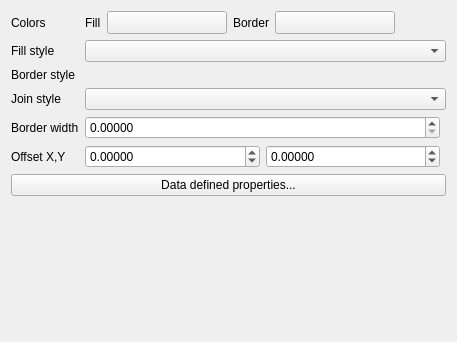
This is src/ui/symbollayer/widget_simplefill.ui in carsmie/QGIS as Qt 5 draws it before an edit. The edited form follows.
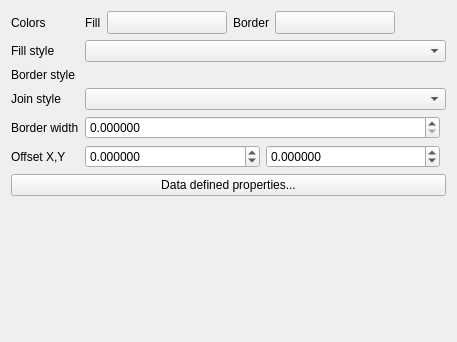
This is the edited form. Custom widgets are drawn as their Qt base class.

```diff
--- a/src/ui/symbollayer/widget_simplefill.ui
+++ b/src/ui/symbollayer/widget_simplefill.ui
@@ -150,7 +150,7 @@
         </sizepolicy>
        </property>
        <property name="decimals">
-        <number>5</number>
+        <number>6</number>
        </property>
        <property name="maximum">
         <double>100000.000000000000000</double>
@@ -183,7 +183,7 @@
         </sizepolicy>
        </property>
        <property name="decimals">
-        <number>5</number>
+        <number>6</number>
        </property>
        <property name="minimum">
         <double>-999.000000000000000</double>
@@ -205,7 +205,7 @@
         </sizepolicy>
        </property>
        <property name="decimals">
-        <number>5</number>
+        <number>6</number>
        </property>
        <property name="minimum">
         <double>-999.000000000000000</double>
```
